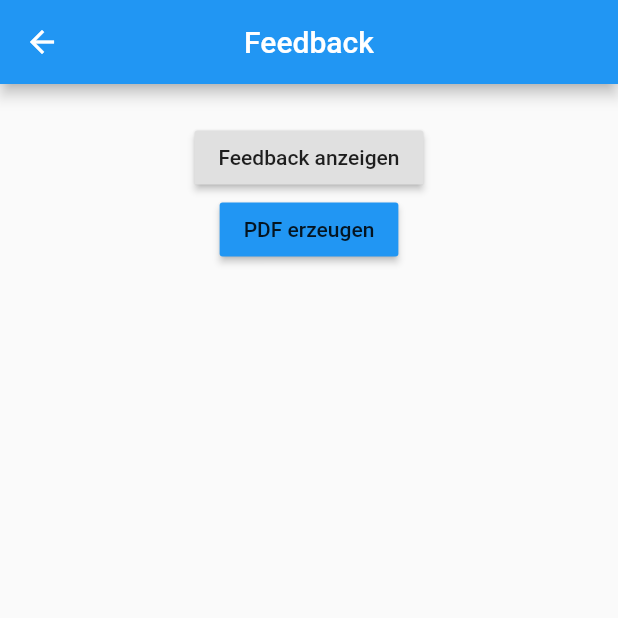
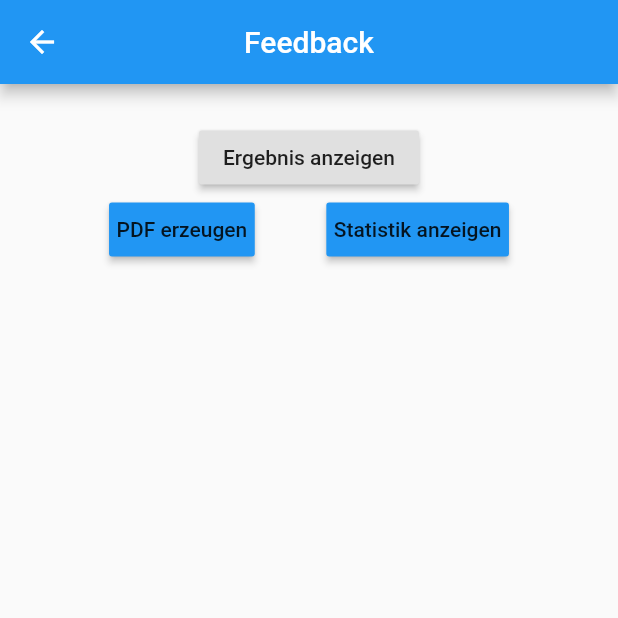
Before and after one commit to SandraGeek/cirs_app, a Flutter app: the feedback screen opened directly, on a phone screen of 412 x 824 dp, the top half of it. Run offline on Flutter 3.47's test engine with Material 2 defaults, Android fonts, the phone set to English and light mode, and no system bars; our stand-ins replace sqflite; missing offline and left inert: syncfusion_flutter_pdf; accounts and stored records are empty.

Commit message:
completing frontend development

```diff
--- /dev/null
+++ b/lib/ui/Results/chart.dart
@@ -0,0 +1 @@
+import 'package:flutter/material.dart';
--- a/lib/ui/feedback/feedback.dart
+++ b/lib/ui/Results/feedback.dart
@@ -4,7 +4,7 @@ import 'package:flutter/material.dart';
 import 'package:flutter/services.dart';
 import 'package:syncfusion_flutter_pdf/pdf.dart';
 import 'package:path_provider/path_provider.dart';
-import 'package:open_file/open_file.dart';
+//import 'package:open_file/open_file.dart';
 
 
 class feedback extends StatefulWidget {
@@ -32,12 +32,13 @@ class _FeedbackState extends State<feedback> {
           "Feedback",
         ),
       ),
+
       body: Padding(
         padding: const EdgeInsets.all(25),
         child: Column(
           children: [
             new RaisedButton(
-              child: Text('Feedback anzeigen'),
+              child: Text('Ergebnis anzeigen'),
               onPressed: readJson,
             ),
 
@@ -59,12 +60,30 @@ class _FeedbackState extends State<feedback> {
               ),
             )
                 : Container(),
-            new RaisedButton(
-              child: Text('PDF erzeugen'),
-              color: Colors.blue,
-              onPressed: _createPDF,
+            new Container(
+              child: new Row(
+                mainAxisAlignment: MainAxisAlignment.spaceEvenly,
+                children: <Widget>[
 
-            )
+                  new RaisedButton(
+                    padding: EdgeInsets.fromLTRB(5, 5, 5, 5),
+                    child: Text('PDF erzeugen'),
+                    color: Colors.blue,
+                    onPressed: _createPDF,
+
+                  ),
+                  new RaisedButton(
+                    padding: EdgeInsets.fromLTRB(5, 5, 5, 5),
+                    child: Text('Statistik anzeigen'),
+                    color: Colors.blue,
+                    onPressed: _createPDF,
+
+                  )
+
+                ],
+              ),
+            ),
+
           ],
         ),
       ),
@@ -92,6 +111,6 @@ class _FeedbackState extends State<feedback> {
 //Write PDF data
     await file.writeAsBytes(bytes, flush: true);
 //Open the PDF document in mobile
-    OpenFile.open('$path/Output.pdf');
+    //OpenFile.open('$path/Output.pdf');
   }
 }
--- a/lib/ui/output_analysis/dq_output.dart
+++ b/lib/ui/output_analysis/dq_output.dart
@@ -1,5 +1,5 @@
 import 'dart:ui';
-import 'package:cirs_app/ui/feedback/feedback.dart';
+import 'package:cirs_app/ui/Results/feedback.dart';
 import 'package:flutter/cupertino.dart';
 import 'package:flutter/material.dart';
 
--- a/pubspec.yaml
+++ b/pubspec.yaml
@@ -23,9 +23,8 @@ dependencies:
   # The following adds the Cupertino Icons font to your application.
   # Use with the CupertinoIcons class for iOS style icons.
   cupertino_icons: ^0.1.2
-  fluttertoast: ^3.1.3
   syncfusion_flutter_pdf: ^18.1.42-beta
-  open_file: ^3.0.1   #Open source library to launch the PDF file in mobile devices
+  charts_flutter: ^0.8.1
 
 #interacts with an SQLite database
   sqflite: ^1.3.0
```
Also changed, not shown: assets/feedback.json (+31 -0 lines), pubspec.lock.
